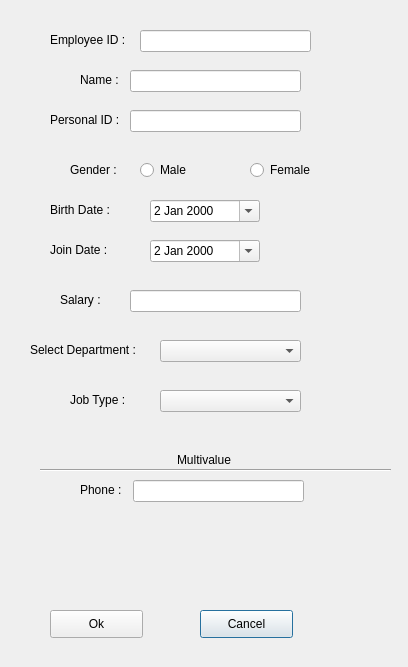
This is Design/employeeAdd.ui in SPRYK/DatabaseProject as Qt 5 draws it before an edit. The edited form follows.
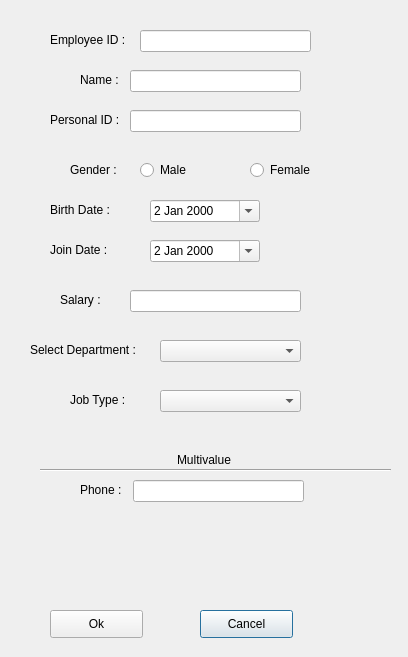
This is the edited form.

The edit to the form file:
```diff
--- a/Design/employeeAdd.ui
+++ b/Design/employeeAdd.ui
@@ -7,7 +7,7 @@
     <x>0</x>
     <y>0</y>
     <width>408</width>
-    <height>667</height>
+    <height>657</height>
    </rect>
   </property>
   <property name="windowTitle">
```
